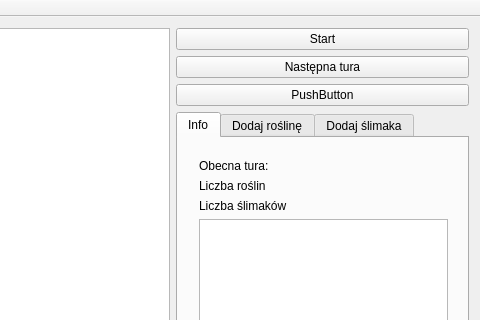
This is mainwindow.ui in KarolStachurka/PJC as Qt 5 draws it before an edit; both pictures show x 135 to 615 and y 0 to 320 of the 615 by 505 pixel window. The edited form follows.
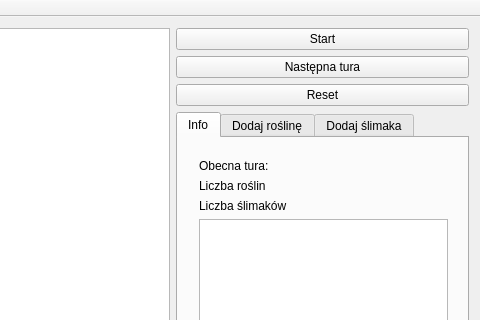
This is the edited form.

```diff
--- a/mainwindow.ui
+++ b/mainwindow.ui
@@ -57,7 +57,7 @@
         <item>
          <widget class="QPushButton" name="pushButton_2">
           <property name="text">
-           <string>PushButton</string>
+           <string>Reset</string>
           </property>
          </widget>
         </item>
```
Left out of the diff: 4 changed lines with no effect on the pictures.
